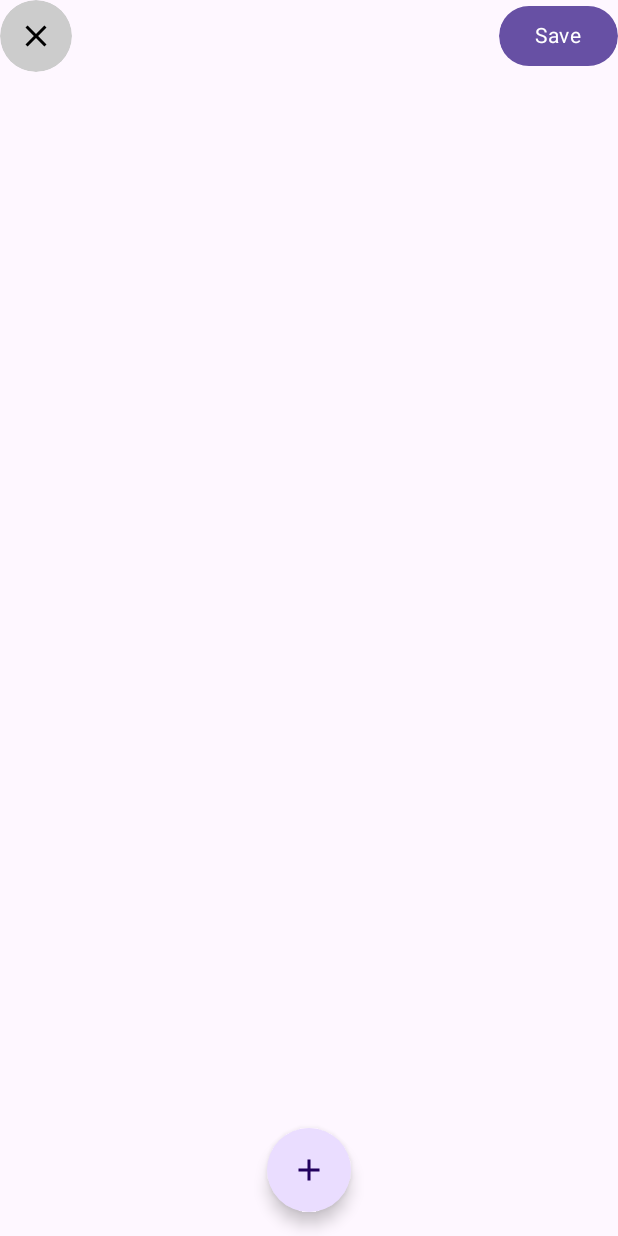
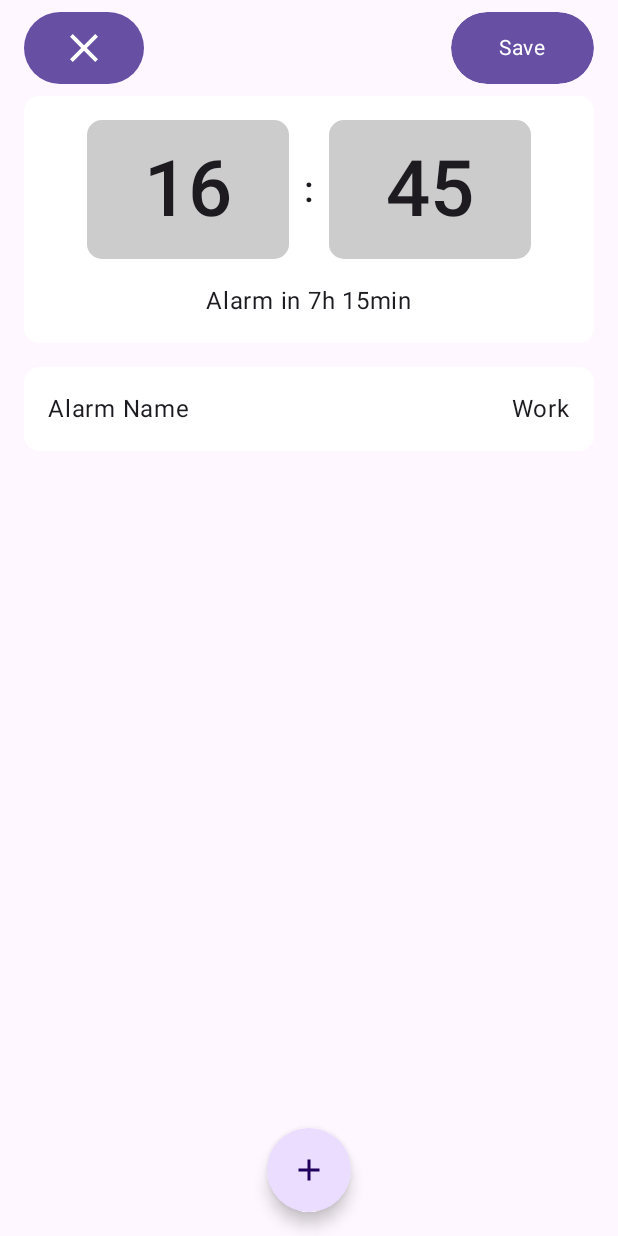
Before and after one commit to haritsbachtiar/wakeywakey, an Android app built with Jetpack Compose: the screen it shows after launch (MainActivity), after a tap on "Large floating action button", on a phone screen of 412 x 824 dp. Run offline under Robolectric (Android 15) with nearby library versions, the phone set to English and light mode, and no system bars.

Commit message:
Add Clock and Alarm Name Component

```diff
--- a/composeApp/src/androidMain/kotlin/org/example/project/MainActivity.kt
+++ b/composeApp/src/androidMain/kotlin/org/example/project/MainActivity.kt
@@ -3,13 +3,17 @@ package org.example.project
 import android.os.Bundle
 import androidx.activity.ComponentActivity
 import androidx.activity.compose.setContent
+import androidx.compose.foundation.background
 import androidx.compose.runtime.Composable
+import androidx.compose.ui.Modifier
+import androidx.compose.ui.graphics.Color
 import androidx.compose.ui.tooling.preview.Preview
 import androidx.core.splashscreen.SplashScreen.Companion.installSplashScreen
 import kotlinx.datetime.Clock
 import kotlinx.datetime.TimeZone
 import kotlinx.datetime.toLocalDateTime
 import org.example.project.core.presentation.theme.AlarmTheme
+import org.example.project.feature.alarm.detail.AlarmDetailScreen
 import org.example.project.feature.alarm.list.AlarmListScreen
 import org.example.project.feature.alarm.model.AlarmUI
 import org.example.project.feature.alarm.model.DisplayableDateTime
@@ -63,9 +67,8 @@ fun AlarmListPreview() {
         ),
     )
     AlarmTheme {
-        AlarmListScreen(
-            alarms = listOf(),
-            onCardClick = {}
+        AlarmDetailScreen(
+            modifier = Modifier.background(Color.Gray)
         )
     }
 }
--- a/composeApp/src/commonMain/kotlin/org/example/project/core/presentation/theme/Type.kt
+++ b/composeApp/src/commonMain/kotlin/org/example/project/core/presentation/theme/Type.kt
@@ -11,6 +11,12 @@ import androidx.compose.ui.unit.sp
 
 // Set of Material typography styles to start with
 val Typography = Typography(
+    displayLarge = TextStyle(
+        fontWeight = FontWeight.SemiBold,
+        fontSize = 52.sp,
+        lineHeight = 64.sp,
+        letterSpacing = 0.sp
+    ),
     displayMedium = TextStyle(
         fontWeight = FontWeight.SemiBold,
         fontSize = 42.sp,
--- a/composeApp/src/commonMain/kotlin/org/example/project/feature/alarm/detail/AlarmDetailScreen.kt
+++ b/composeApp/src/commonMain/kotlin/org/example/project/feature/alarm/detail/AlarmDetailScreen.kt
@@ -3,11 +3,15 @@ package org.example.project.feature.alarm.detail
 import androidx.compose.foundation.background
 import androidx.compose.foundation.layout.Arrangement
 import androidx.compose.foundation.layout.Column
+import androidx.compose.foundation.layout.PaddingValues
 import androidx.compose.foundation.layout.Row
+import androidx.compose.foundation.layout.Spacer
 import androidx.compose.foundation.layout.fillMaxSize
 import androidx.compose.foundation.layout.fillMaxWidth
+import androidx.compose.foundation.layout.height
+import androidx.compose.foundation.layout.padding
 import androidx.compose.foundation.layout.size
-import androidx.compose.foundation.layout.wrapContentSize
+import androidx.compose.foundation.layout.width
 import androidx.compose.foundation.shape.RoundedCornerShape
 import androidx.compose.material.icons.Icons
 import androidx.compose.material.icons.filled.Close
@@ -16,46 +20,92 @@ import androidx.compose.material3.ButtonDefaults
 import androidx.compose.material3.Icon
 import androidx.compose.material3.IconButton
 import androidx.compose.material3.IconButtonDefaults
+import androidx.compose.material3.MaterialTheme
 import androidx.compose.material3.Text
 import androidx.compose.runtime.Composable
+import androidx.compose.ui.Alignment
 import androidx.compose.ui.Modifier
 import androidx.compose.ui.draw.clip
 import androidx.compose.ui.graphics.Color
-import androidx.compose.ui.graphics.RectangleShape
 import androidx.compose.ui.unit.dp
-import org.jetbrains.compose.resources.painterResource
-import org.jetbrains.compose.resources.vectorResource
 
 @Composable
 fun AlarmDetailScreen(
     modifier: Modifier = Modifier
 ) {
-
     Column(
         modifier = modifier.fillMaxSize()
+            .padding(horizontal = 16.dp)
     ) {
-      Row(modifier = Modifier.fillMaxWidth(),
-          horizontalArrangement = Arrangement.SpaceBetween) {
-          IconButton(
-              modifier = Modifier.size(48.dp),
-              colors = IconButtonDefaults.iconButtonColors(
-                  containerColor = Color.LightGray
-              ),
+        Row(
+            modifier = Modifier
+                .fillMaxWidth()
+                .padding(vertical = 8.dp),
+            horizontalArrangement = Arrangement.SpaceBetween
+        ) {
+            Button(
+                modifier = Modifier,
+                colors = ButtonDefaults.buttonColors(),
                 onClick = {}
             ) {
                 Icon(
+                    modifier = Modifier.size(32.dp),
                     imageVector = Icons.Default.Close,
                     contentDescription = "Close the screen",
-                  tint = Color.Black
                 )
             }
-
             Button(
+                contentPadding = PaddingValues(horizontal = 32.dp, vertical = 14.dp),
                 modifier = Modifier.clip(RoundedCornerShape(100)),
                 onClick = {}
             ) {
                 Text("Save", color = Color.White)
             }
         }
+        Column(
+            modifier = Modifier
+                .background(Color.White, shape = RoundedCornerShape(10.dp))
+                .fillMaxWidth()
+                .padding(16.dp),
+            horizontalAlignment = Alignment.CenterHorizontally
+        ) {
+            Row(
+                verticalAlignment = Alignment.CenterVertically
+            ) {
+                Text(
+                    modifier = Modifier
+                        .background(Color.LightGray, RoundedCornerShape(10.dp))
+                        .padding(vertical = 16.dp, horizontal = 38.dp),
+                    text = "16",
+                    style = MaterialTheme.typography.displayLarge
+                )
+                Spacer(modifier = Modifier.width(10.dp))
+                Text(
+                    text = ":",
+                    style = MaterialTheme.typography.headlineSmall
+                )
+                Spacer(modifier = Modifier.width(10.dp))
+                Text(
+                    modifier = Modifier
+                        .background(Color.LightGray, RoundedCornerShape(10.dp))
+                        .padding(vertical = 16.dp, horizontal = 38.dp),
+                    text = "45",
+                    style = MaterialTheme.typography.displayLarge
+                )
+            }
+            Spacer(modifier = Modifier.height(16.dp))
+            Text("Alarm in 7h 15min")
+        }
+        Spacer(modifier = Modifier.height(16.dp))
+        Row(
+            modifier = Modifier
+                .background(Color.White, shape = RoundedCornerShape(10.dp))
+                .fillMaxWidth()
+                .padding(16.dp),
+            horizontalArrangement = Arrangement.SpaceBetween
+        ) {
+            Text("Alarm Name")
+            Text("Work")
         }
     }
+}
```
Lines whose indentation alone changed are shown as unchanged.
